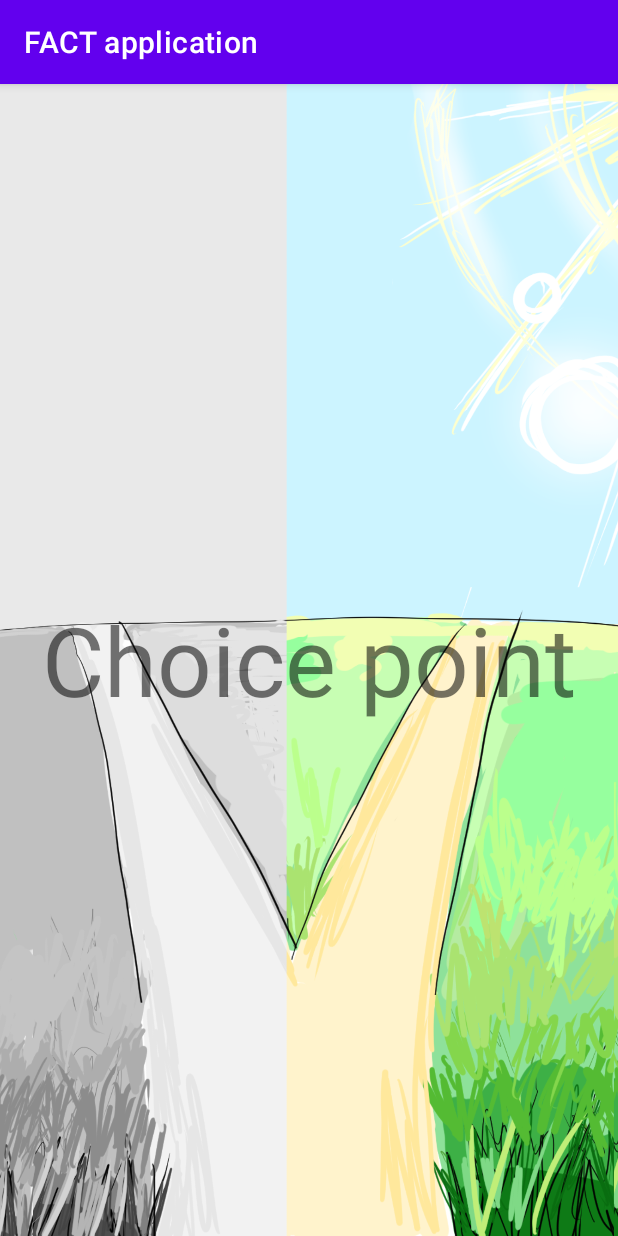
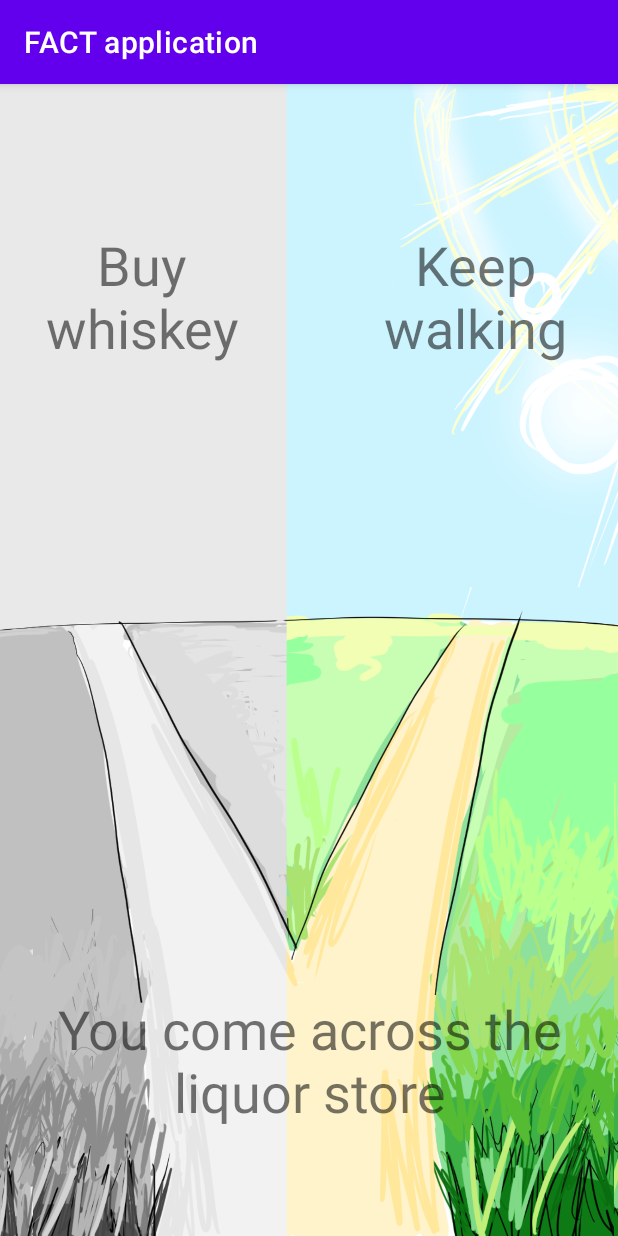
Before and after one commit to Dj5822/FACT-Application, an Android app: the ChoicepointActivity screen opened directly, with no data from a screen before it, on a phone screen of 412 x 824 dp. Run offline under Robolectric (Android 15) with nearby library versions, the phone set to English and light mode, and no system bars.

Commit message:
Add text to choice point

```diff
--- a/app/src/main/res/layout/activity_choicepoint.xml
+++ b/app/src/main/res/layout/activity_choicepoint.xml
@@ -15,17 +15,51 @@
         android:src="@drawable/choice_point_background_center"
         android:scaleType="centerCrop" />
 
-    <TextView
-        android:id="@+id/menuTitle"
+    <RelativeLayout
         android:layout_width="match_parent"
         android:layout_height="wrap_content"
-        android:layout_alignLeft="@id/choicePointBackground"
+        android:layout_alignStart="@id/choicePointBackground"
         android:layout_alignTop="@id/choicePointBackground"
-        android:layout_alignRight="@id/choicePointBackground"
+        android:layout_alignEnd="@id/choicePointBackground"
         android:layout_alignBottom="@id/choicePointBackground"
-        android:layout_weight="5"
-        android:gravity="center"
-        android:text="Choice point"
-        android:textSize="64sp" />
+        android:gravity="center">
+
+        <LinearLayout
+            android:layout_width="match_parent"
+            android:layout_height="wrap_content"
+            android:orientation="horizontal"
+            android:layout_alignParentTop="true"
+            android:paddingTop="96dp"
+            >
+
+            <TextView
+                android:layout_width="0sp"
+                android:layout_height="wrap_content"
+                android:layout_weight="1"
+                android:text="Buy whiskey"
+                android:textAlignment="center"
+                android:textSize="36sp"
+                android:paddingRight="16dp"/>
+
+            <TextView
+                android:layout_width="0sp"
+                android:layout_height="wrap_content"
+                android:layout_weight="1"
+                android:text="Keep walking"
+                android:textAlignment="center"
+                android:textSize="36sp"
+                android:paddingLeft="16dp"
+                />
+        </LinearLayout>
+
+        <TextView
+            android:layout_width="wrap_content"
+            android:layout_height="wrap_content"
+            android:textAlignment="center"
+            android:textSize="36sp"
+            android:text="You come across the liquor store"
+            android:layout_alignParentBottom="true"
+            android:paddingBottom="72dp"/>
+    </RelativeLayout>
 
 </RelativeLayout>
```
